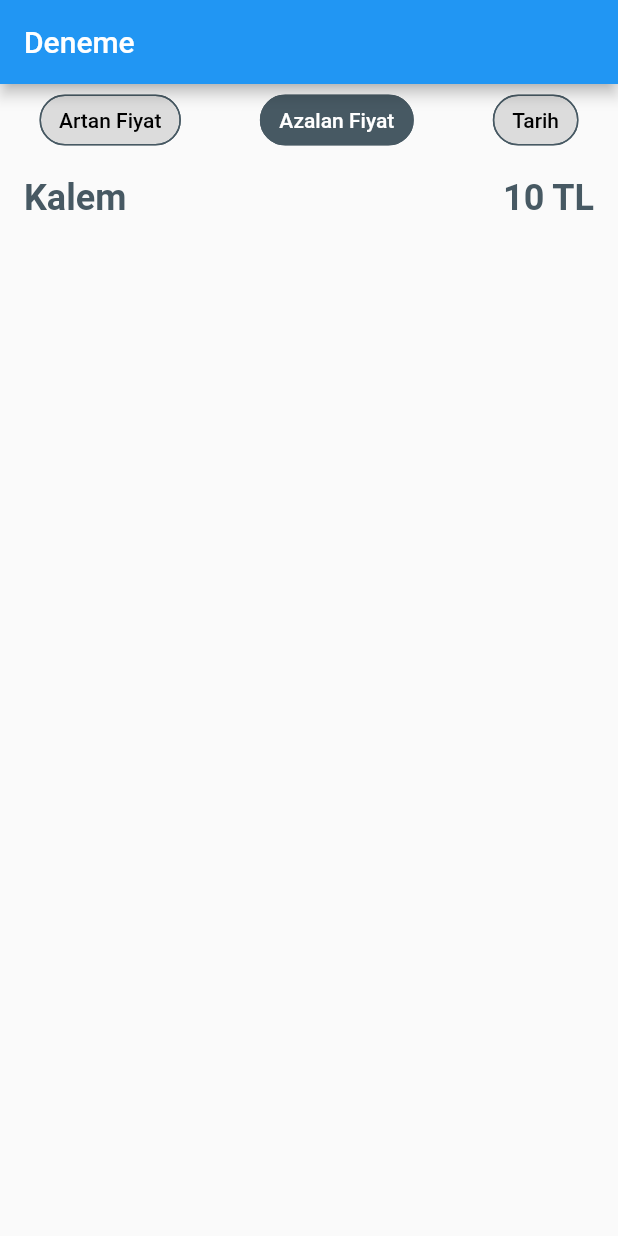
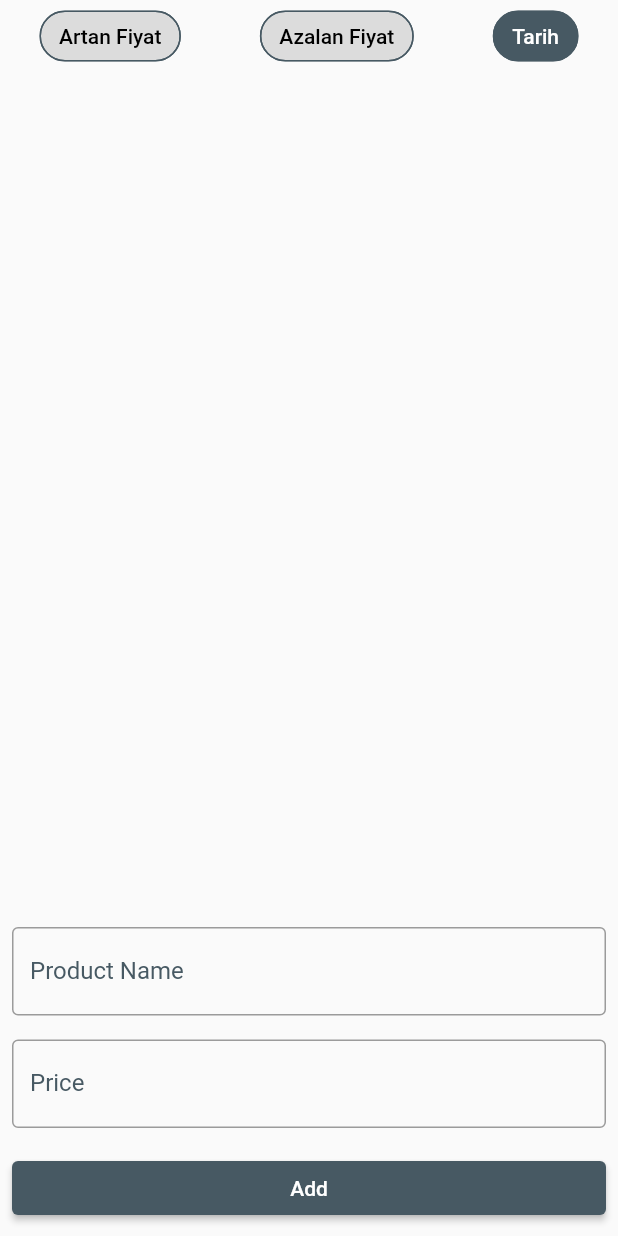
Before and after one commit to OsmanAlperCAM/ProductList, a Flutter app: the screen it shows after launch, on a phone screen of 412 x 824 dp. Run offline on Flutter 3.47's test engine with Material 2 defaults, Android fonts, the phone set to English and light mode, and no system bars.

Commit message:
application completed

```diff
--- a/lib/main.dart
+++ b/lib/main.dart
@@ -12,17 +12,9 @@ class MyApp extends StatelessWidget {
   @override
   Widget build(BuildContext context) {
     return MaterialApp(
-      title: 'Flutter Demo',
+      title: 'Product List',
+      debugShowCheckedModeBanner: false,
       theme: ThemeData(
-        // This is the theme of your application.
-        //
-        // Try running your application with "flutter run". You'll see the
-        // application has a blue toolbar. Then, without quitting the app, try
-        // changing the primarySwatch below to Colors.green and then invoke
-        // "hot reload" (press "r" in the console where you ran "flutter run",
-        // or simply save your changes to "hot reload" in a Flutter IDE).
-        // Notice that the counter didn't reset back to zero; the application
-        // is not restarted.
         primarySwatch: Colors.blue,
       ),
       home: const Home(),
--- a/lib/src/pages/Home.dart
+++ b/lib/src/pages/Home.dart
@@ -8,21 +8,27 @@ class Home extends StatefulWidget {
 }
 
 class _HomeState extends State<Home> {
-  int? _choiceChipValue = 1;
+  int? _choiceChipValue = 2;
+  String productName = '';
+  String productPrice = '';
   List<String> chipName = ['Artan Fiyat', 'Azalan Fiyat', 'Tarih'];
-  List<Map<String, String>> productList = [
-    {
-      'name': 'Kalem',
-      'price': '10',
-    },
-  ];
+  List<Map<String, dynamic>> productList = [];
+
+  final productNameController = TextEditingController();
+  final productPriceController = TextEditingController();
+
+  @override
+  void dispose() {
+    productNameController.dispose();
+    productPriceController.dispose();
+    super.dispose();
+  }
+
   @override
   Widget build(BuildContext context) {
     return Scaffold(
-      appBar: AppBar(
-        title: const Text('Deneme'),
-      ),
-      body: Column(
+      body: SafeArea(
+        child: Column(
           crossAxisAlignment: CrossAxisAlignment.stretch,
           children: [
             Wrap(
@@ -45,6 +51,22 @@ class _HomeState extends State<Home> {
                     onSelected: (bool selected) {
                       setState(() {
                         _choiceChipValue = selected ? index : null;
+                        switch (index) {
+                          case 0:
+                            productList.sort(
+                                (a, b) => a['price'].compareTo(b['price']));
+                            break;
+                          case 1:
+                            productList.sort(
+                                (a, b) => b['price'].compareTo(a['price']));
+                            break;
+                          case 2:
+                            productList
+                                .sort((a, b) => a['date'].compareTo(b['date']));
+                            break;
+
+                          default:
+                        }
                       });
                     },
                   );
@@ -52,18 +74,17 @@ class _HomeState extends State<Home> {
               ).toList(),
             ),
             Expanded(
-            child: ListView.separated(
+              child: ListView.builder(
                 itemCount: productList.length,
-              separatorBuilder: (BuildContext context, int index) =>
-                  const Divider(),
                 itemBuilder: (BuildContext context, int index) {
                   return ListTile(
                     title: Text(
                       '${productList[index]['name']}',
                       style: const TextStyle(
-                        fontWeight: FontWeight.bold,
-                        color: Color(0xFF475963),
-                        fontSize: 24),
+                          color: Color(0xFF475963), fontSize: 20),
+                    ),
+                    subtitle: Text(
+                      '${productList[index]['date']}'.split(' ')[0],
                     ),
                     trailing: Text(
                       '${productList[index]['price']} TL',
@@ -75,8 +96,68 @@ class _HomeState extends State<Home> {
                   );
                 },
               ),
+            ),
+            Padding(
+              padding: const EdgeInsets.all(8.0),
+              child: TextFormField(
+                controller: productNameController,
+                onChanged: (text) {
+                  productName = text;
+                },
+                decoration: const InputDecoration(
+                  labelText: 'Product Name',
+                  labelStyle: TextStyle(color: Color(0xFF475963)),
+                  border: OutlineInputBorder(),
+                  focusedBorder: OutlineInputBorder(
+                    borderSide: BorderSide(
+                      width: 2,
+                      color: Color(0xFF475963),
+                    ),
+                  ),
+                ),
+              ),
+            ),
+            Padding(
+              padding: const EdgeInsets.all(8.0),
+              child: TextFormField(
+                controller: productPriceController,
+                onChanged: (text) {
+                  productPrice = text;
+                },
+                decoration: const InputDecoration(
+                  labelText: 'Price',
+                  labelStyle: TextStyle(color: Color(0xFF475963)),
+                  border: OutlineInputBorder(),
+                  focusedBorder: OutlineInputBorder(
+                    borderSide: BorderSide(
+                      width: 2,
+                      color: Color(0xFF475963),
+                    ),
+                  ),
+                ),
+              ),
+            ),
+            Padding(
+              padding: const EdgeInsets.all(8.0),
+              child: ElevatedButton(
+                  style: ButtonStyle(
+                      backgroundColor:
+                          MaterialStateProperty.all(const Color(0xFF475963))),
+                  onPressed: () {
+                    setState(() {
+                      productList.add({
+                        'name': productName,
+                        'price': double.parse(productPrice),
+                        'date': DateTime.now().toString(),
+                      });
+                    });
+                    productNameController.clear();
+                    productPriceController.clear();
+                  },
+                  child: const Text('Add')),
             )
           ],
+        ),
       ),
     );
   }
```
Lines whose indentation alone changed are shown as unchanged.
